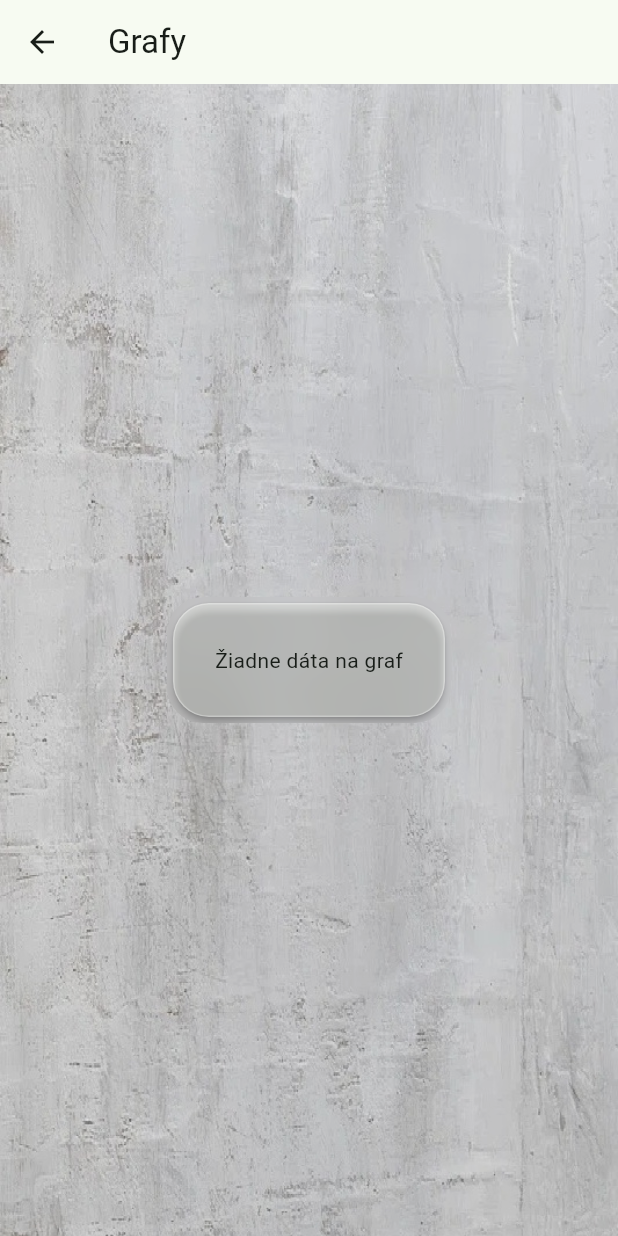
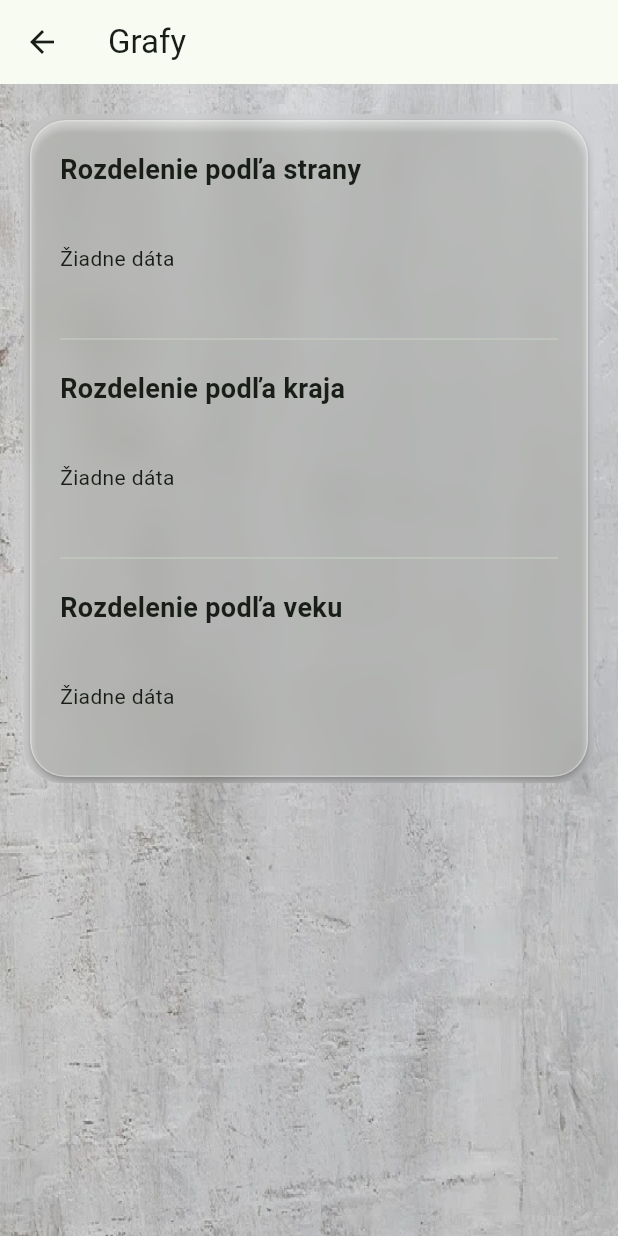
Before and after one commit to S4B4T0N/ExpitPollRequest, a Flutter app: the GrafyScreen screen opened directly, on a phone screen of 412 x 824 dp. Run offline on Flutter 3.47's test engine with Material 3 defaults, Android fonts, the phone set to English and light mode, and no system bars; our stand-ins replace pie_chart, sqflite; accounts and stored records are empty.

Commit message:
pridanie novych grafov rozdelenie podla kraja a veku

```diff
--- a/lib/screens/grafy.dart
+++ b/lib/screens/grafy.dart
@@ -1,23 +1,32 @@
+// lib/screens/grafy.dart
 import 'package:flutter/material.dart';
+import 'package:pie_chart/pie_chart.dart';
+import 'package:exit_poll_request/data/people_store.dart';
 import 'package:exit_poll_request/widgets/glass_card.dart';
-import 'package:exit_poll_request/data/people_store.dart';
-import 'package:pie_chart/pie_chart.dart';
 
 class GrafyScreen extends StatelessWidget {
   const GrafyScreen({super.key});
 
-  Map<String, double> _buildPieData() {
-    final counts = <String, int>{};
-    for (final p in PeopleStore.i.people) {
-      final key = (p.party.trim().isEmpty) ? 'Nezadané' : p.party.trim();
-      counts[key] = (counts[key] ?? 0) + 1;
-    }
-    return counts.map((k, v) => MapEntry(k, v.toDouble()));
+  @override
+  Widget build(BuildContext context) {
+    final people = PeopleStore.i.people;
+
+    // 1) Strana
+    final Map<String, int> partyCounts = {};
+    for (final p in people) {
+      final key = p.party.isEmpty ? 'Nezadané' : p.party;
+      partyCounts.update(key, (v) => v + 1, ifAbsent: () => 1);
     }
 
-  @override
-  Widget build(BuildContext context) {
-    final data = _buildPieData();
+    // 2) Kraj
+    final Map<String, int> krajCounts = {};
+    for (final p in people) {
+      final key = p.kraj.isEmpty ? 'Nezadané' : p.kraj;
+      krajCounts.update(key, (v) => v + 1, ifAbsent: () => 1);
+    }
+
+    // 3) Vekové skupiny
+    final Map<String, int> vekCounts = _ageBuckets(people);
 
     return Scaffold(
       appBar: AppBar(title: const Text('Grafy')),
@@ -26,39 +35,53 @@ class GrafyScreen extends StatelessWidget {
         children: [
           Image.asset('assets/pozadie/pozadie.jpg', fit: BoxFit.cover),
           Container(color: const Color.fromRGBO(0, 0, 0, 0.12)),
-          Center(
+          SingleChildScrollView(
+            padding: const EdgeInsets.symmetric(vertical: 20, horizontal: 16),
+            child: Center(
+              child: ConstrainedBox(
+                constraints: const BoxConstraints(maxWidth: 700),
                 child: GlassCard(
-              child: data.isEmpty
-                  ? const Padding(
-                      padding: EdgeInsets.all(8),
-                      child: Text('Žiadne dáta na graf'),
-                    )
-                  : Column(
-                      mainAxisSize: MainAxisSize.min,
+                  child: Column(
+                    crossAxisAlignment: CrossAxisAlignment.stretch,
                     children: [
                       const Text(
-                          'Preferencie strán',
+                        'Rozdelenie podľa strany',
                         style: TextStyle(
-                            fontSize: 20,
+                          fontSize: 18,
                           fontWeight: FontWeight.w700,
                         ),
                       ),
-                        const SizedBox(height: 16),
-                        PieChart(
-                          dataMap: data,
-                          chartType: ChartType.disc, // alebo ChartType.ring
-                          chartRadius: 180,
-                          legendOptions: const LegendOptions(
-                            showLegends: true,
-                            legendPosition: LegendPosition.right,
-                          ),
-                          chartValuesOptions: const ChartValuesOptions(
-                            showChartValues: true,
-                            showChartValuesInPercentage: true,
-                            decimalPlaces: 1,
+                      const SizedBox(height: 12),
+                      _Pie(data: _toDoubleMap(partyCounts)),
+                      const SizedBox(height: 12),
+                      const Divider(),
+                      const SizedBox(height: 12),
+
+                      const Text(
+                        'Rozdelenie podľa kraja',
+                        style: TextStyle(
+                          fontSize: 18,
+                          fontWeight: FontWeight.w700,
                         ),
                       ),
+                      const SizedBox(height: 12),
+                      _Pie(data: _toDoubleMap(krajCounts)),
+                      const SizedBox(height: 12),
+                      const Divider(),
+                      const SizedBox(height: 12),
+
+                      const Text(
+                        'Rozdelenie podľa veku',
+                        style: TextStyle(
+                          fontSize: 18,
+                          fontWeight: FontWeight.w700,
+                        ),
+                      ),
+                      const SizedBox(height: 12),
+                      _Pie(data: _toDoubleMap(vekCounts)),
                     ],
+                  ),
+                ),
               ),
             ),
           ),
@@ -66,4 +89,95 @@ class GrafyScreen extends StatelessWidget {
       ),
     );
   }
+
+  static Map<String, double> _toDoubleMap(Map<String, int> src) {
+    // odstráň nulové položky, aby legenda nebola zahltená
+    final nonZero = <String, int>{};
+    src.forEach((k, v) {
+      if (v > 0) nonZero[k] = v;
+    });
+    return nonZero.map((k, v) => MapEntry(k, v.toDouble()));
   }
+
+  static Map<String, int> _ageBuckets(List<Person> people) {
+    final Map<String, int> out = {
+      '18–30': 0,
+      '31–40': 0,
+      '41–50': 0,
+      '51–60': 0,
+      '61–70': 0,
+      '71–80': 0,
+      '81–90': 0,
+      '91–100': 0,
+      // voliteľné: nad 100 len ak sa vyskytnú
+      'Nad 100': 0,
+    };
+
+    for (final p in people) {
+      final a = p.age;
+      if (a >= 18 && a <= 30) {
+        out['18–30'] = out['18–30']! + 1;
+      } else if (a >= 31 && a <= 40) {
+        out['31–40'] = out['31–40']! + 1;
+      } else if (a >= 41 && a <= 50) {
+        out['41–50'] = out['41–50']! + 1;
+      } else if (a >= 51 && a <= 60) {
+        out['51–60'] = out['51–60']! + 1;
+      } else if (a >= 61 && a <= 70) {
+        out['61–70'] = out['61–70']! + 1;
+      } else if (a >= 71 && a <= 80) {
+        out['71–80'] = out['71–80']! + 1;
+      } else if (a >= 81 && a <= 90) {
+        out['81–90'] = out['81–90']! + 1;
+      } else if (a >= 91 && a <= 100) {
+        out['91–100'] = out['91–100']! + 1;
+      } else if (a > 100) {
+        out['Nad 100'] = out['Nad 100']! + 1;
+      }
+      // vek < 18 sa ignoruje; formulár ho nepovolí
+    }
+    return out;
+  }
+}
+
+class _Pie extends StatelessWidget {
+  const _Pie({required this.data});
+  final Map<String, double> data;
+
+  @override
+  Widget build(BuildContext context) {
+    if (data.isEmpty) {
+      return const Padding(
+        padding: EdgeInsets.symmetric(vertical: 24),
+        child: Text('Žiadne dáta'),
+      );
+    }
+
+    return LayoutBuilder(
+      builder: (context, constraints) {
+        final w = constraints.maxWidth.isFinite
+            ? constraints.maxWidth
+            : MediaQuery.of(context).size.width;
+        final radius = (w * 0.42).clamp(140.0, 260.0);
+
+        return PieChart(
+          dataMap: data,
+          animationDuration: const Duration(milliseconds: 800),
+          chartType: ChartType.disc,
+          chartLegendSpacing: 24,
+          chartRadius: radius,
+          legendOptions: const LegendOptions(
+            showLegends: true,
+            legendPosition: LegendPosition.bottom,
+            showLegendsInRow: false,
+          ),
+          chartValuesOptions: const ChartValuesOptions(
+            showChartValues: true,
+            showChartValuesInPercentage: true,
+            decimalPlaces: 1,
+          ),
+        );
+      },
+    );
+  }
+}
```
Lines whose indentation alone changed are shown as unchanged.
